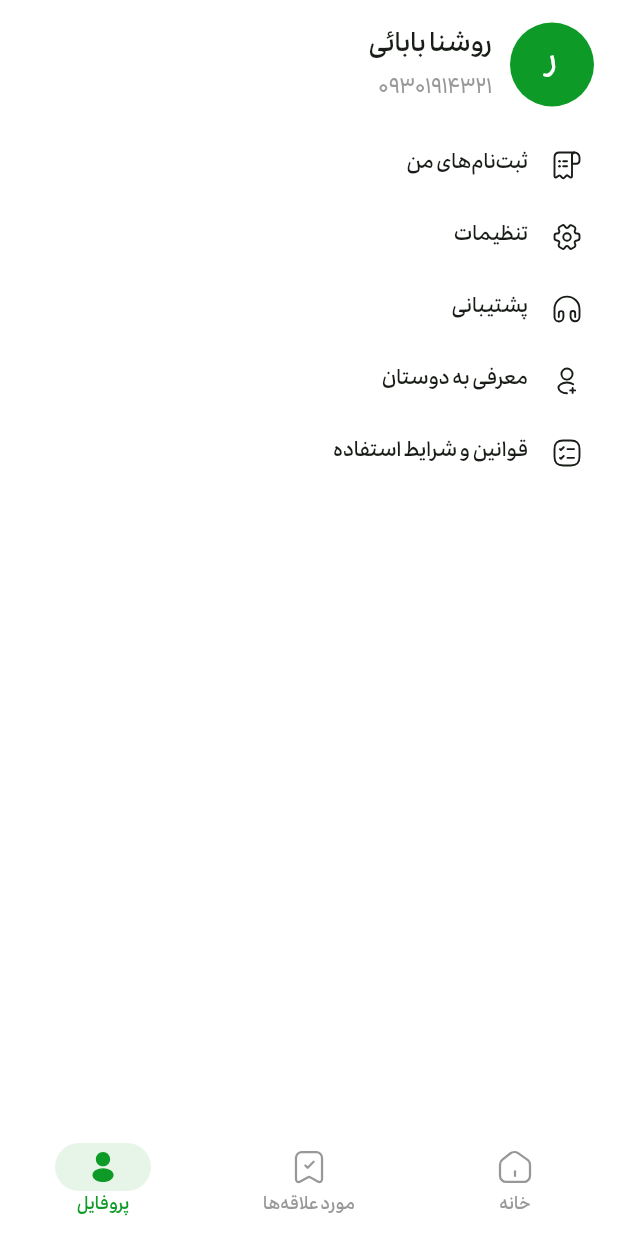
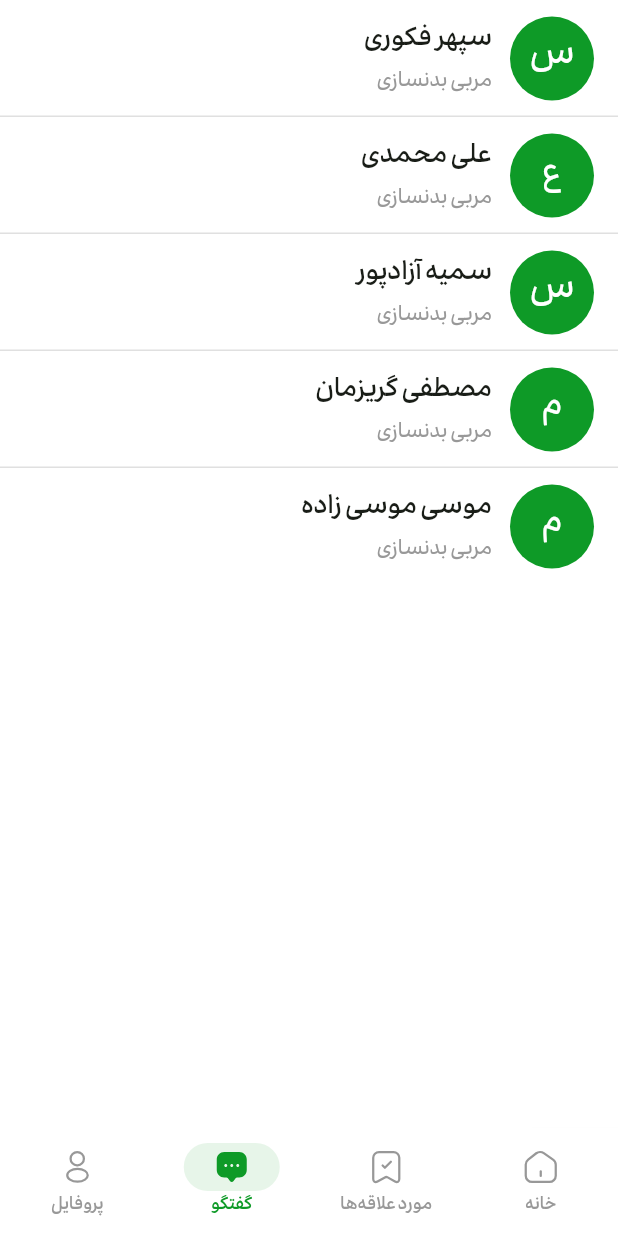
Before and after one commit to SepehrFakoori/sport_flutter_app, a Flutter app: the screen it shows after launch, item 3 of the bottom bar chosen, on a phone screen of 412 x 824 dp. Run offline on Flutter 3.47's test engine with Material 3 defaults, Android fonts, the phone set to English and light mode, and no system bars; our stand-ins replace cached_network_image, dio, flutter_svg, go_router, package_info_plus, pretty_dio_logger and 1 more; network calls fail.

Commit message:
ref(components): refactor system design

```diff
--- a/lib/core/constants/assets_icons.dart
+++ b/lib/core/constants/assets_icons.dart
@@ -37,4 +37,10 @@ class AssetIcons {
   static const headphone = "$_basePath/headphone.svg";
   static const receiptItem = "$_basePath/receipt-item.svg";
   static const taskSquare = "$_basePath/task-square.svg";
+  static const notification = "$_basePath/notification.svg";
+  static const notificationFilled = "$_basePath/notification-filled.svg";
+  static const message = "$_basePath/message.svg";
+  static const messageFilled = "$_basePath/message-filled.svg";
+  static const search = "$_basePath/search.svg";
+  static const searchFilled = "$_basePath/search-filled.svg";
 }
--- a/lib/core/l10n/app_localizations.dart
+++ b/lib/core/l10n/app_localizations.dart
@@ -106,6 +106,12 @@ abstract class AppLocalizations {
   /// **'مورد علاقه‌ها'**
   String get bottom_navigation_bookmark;
 
+  /// No description provided for @bottom_navigation_chat.
+  ///
+  /// In fa, this message translates to:
+  /// **'گفتگو'**
+  String get bottom_navigation_chat;
+
   /// No description provided for @bottom_navigation_profile.
   ///
   /// In fa, this message translates to:
@@ -196,6 +202,18 @@ abstract class AppLocalizations {
   /// **'پرطرفدارترین‌های اطراف'**
   String get home_nearby_popular_title;
 
+  /// No description provided for @home_search_icon_tooltip.
+  ///
+  /// In fa, this message translates to:
+  /// **'جستوجو'**
+  String get home_search_icon_tooltip;
+
+  /// No description provided for @home_notifications_icon_tooltip.
+  ///
+  /// In fa, this message translates to:
+  /// **'اعلان‌ها'**
+  String get home_notifications_icon_tooltip;
+
   /// No description provided for @gender_men_label.
   ///
   /// In fa, this message translates to:
--- a/lib/core/l10n/intl_fa.arb
+++ b/lib/core/l10n/intl_fa.arb
@@ -1,6 +1,7 @@
 {
     "bottom_navigation_home": "خانه",
     "bottom_navigation_bookmark": "مورد علاقه\u200Cها",
+    "bottom_navigation_chat": "گفتگو",
     "bottom_navigation_profile": "پروفایل",
 
     "account_appBarTitle": "پروفایل",
@@ -19,6 +20,8 @@
     "home_categories_title": "دسته\u200Cبندی",
     "home_popular_title": "پرطرفدارترین\u200Cها",
     "home_nearby_popular_title": "پرطرفدارترین\u200Cهای اطراف",
+    "home_search_icon_tooltip": "جستوجو",
+    "home_notifications_icon_tooltip": "اعلان\u200Cها",
 
     "gender_men_label": "ویژه آقایان",
     "gender_women_label": "ویژه بانوان",
--- a/lib/core/router/app_router.dart
+++ b/lib/core/router/app_router.dart
@@ -3,6 +3,7 @@ import 'package:flutter/services.dart';
 import 'package:go_router/go_router.dart';
 import 'package:sport_flutter_app/core/router/app_routes.dart';
 import 'package:sport_flutter_app/core/ui/screens/main_page.dart';
+import 'package:sport_flutter_app/features/chat/presentations/chats_page.dart';
 import 'package:sport_flutter_app/features/home/presentations/home_page.dart';
 import 'package:sport_flutter_app/features/user/presentations/profile_page.dart';
 import 'package:sport_flutter_app/features/user/presentations/account_page.dart';
@@ -34,6 +35,14 @@ final GoRouter routerConfig = GoRouter(
         StatefulShellBranch(
           routes: <RouteBase>[
             GoRoute(
+              path: AppRoutes.chats.path,
+              builder: (context, state) => ChatsPage(),
+            ),
+          ],
+        ),
+        StatefulShellBranch(
+          routes: <RouteBase>[
+            GoRoute(
               path: AppRoutes.account.path,
               builder: (context, state) => AccountPage(),
             ),
--- a/lib/core/router/app_routes.dart
+++ b/lib/core/router/app_routes.dart
@@ -8,6 +8,7 @@ class AppRoute {
 sealed class AppRoutes {
   static const home = AppRoute(name: 'home', path: '/');
   static const page1 = AppRoute(name: 'page-1', path: '/1');
+  static const chats = AppRoute(name: 'chats', path: '/chats');
   static const account = AppRoute(name: 'account', path: '/account');
   static const profile = AppRoute(name: 'profile', path: '/profile');
 }
--- a/lib/core/ui/screens/main_page.dart
+++ b/lib/core/ui/screens/main_page.dart
@@ -29,6 +29,11 @@ class MainPage extends StatelessWidget {
             label: context.l10n.bottom_navigation_bookmark,
           ),
           AppNavigationDestination(
+            icon: AssetIcons.message,
+            selectedIcon: AssetIcons.messageFilled,
+            label: context.l10n.bottom_navigation_chat,
+          ),
+          AppNavigationDestination(
             icon: AssetIcons.profile,
             selectedIcon: AssetIcons.profileFilled,
             label: context.l10n.bottom_navigation_profile,
--- a/lib/core/ui/theme/app_theme.dart
+++ b/lib/core/ui/theme/app_theme.dart
@@ -121,6 +121,31 @@ class AppTheme {
         ),
       ),
 
+      iconButtonTheme: IconButtonThemeData(
+        style: ButtonStyle(
+          shape: WidgetStatePropertyAll(
+            RoundedRectangleBorder(borderRadius: BorderRadius.circular(8)),
+          ),
+          side: WidgetStateBorderSide.resolveWith((states) {
+            if (states.contains(WidgetState.pressed)) {
+              return BorderSide(color: colors.primary);
+            }
+            if (states.contains(WidgetState.hovered)) {
+              return BorderSide(color: colors.primary);
+            }
+            return BorderSide(color: colors.divider);
+          }),
+          backgroundColor: WidgetStateColor.resolveWith((states) {
+            if (states.contains(WidgetState.hovered)) {
+              return colors.surface;
+            }
+            return Colors.transparent;
+          }),
+          tapTargetSize: .shrinkWrap,
+          alignment: .center,
+        ),
+      ),
+
       // inputDecorationTheme: InputDecorationThemeData(
       //   constraints: BoxConstraints(maxHeight: 48),
       //   isDense: true,
--- /dev/null
+++ b/lib/features/chat/presentations/chats_page.dart
@@ -0,0 +1,38 @@
+import 'package:flutter/material.dart';
+import 'package:sport_flutter_app/core/ui/widgets/app_divider.dart';
+import 'package:sport_flutter_app/features/chat/presentations/widgets/chat_list_tile.dart';
+
+class ChatsPage extends StatelessWidget {
+  const ChatsPage({super.key});
+
+  @override
+  Widget build(BuildContext context) {
+    final List<String> usernames = [
+      'سپهر فکوری',
+      'علی محمدی',
+      'سمیه آزادپور',
+      'مصطفی گریزمان',
+      'موسی موسی زاده',
+    ];
+
+    return Scaffold(
+      body: SafeArea(
+        child: Column(
+          children: [
+            ListView.separated(
+              shrinkWrap: true,
+              physics: const NeverScrollableScrollPhysics(),
+              itemBuilder: (context, index) => ChatListTile(
+                username: usernames[index],
+                subtitle: 'مربی بدنسازی',
+              ),
+              separatorBuilder: (context, index) =>
+                  const AppDivider(endIndent: 0, indent: 0),
+              itemCount: 5,
+            ),
+          ],
+        ),
+      ),
+    );
+  }
+}
--- /dev/null
+++ b/lib/features/chat/presentations/widgets/chat_list_tile.dart
@@ -0,0 +1,34 @@
+import 'package:flutter/material.dart';
+import 'package:sport_flutter_app/core/extensions/build_context_extensions.dart';
+import 'package:sport_flutter_app/core/ui/widgets/app_circle_avatar.dart';
+
+class ChatListTile extends StatelessWidget {
+  final String username;
+  final String subtitle;
+
+  const ChatListTile({
+    super.key,
+    required this.username,
+    required this.subtitle,
+  });
+
+  @override
+  Widget build(BuildContext context) {
+    return ListTile(
+      onTap: () {},
+      contentPadding: EdgeInsets.symmetric(vertical: 4, horizontal: 16),
+      horizontalTitleGap: 12,
+      titleAlignment: ListTileTitleAlignment.center,
+      leading: AppCircleAvatar(username: username, radius: 28),
+      title: Text(username),
+      titleTextStyle: context.textTheme.headlineSmall?.copyWith(
+        fontWeight: .w600,
+      ),
+      subtitle: Text(subtitle),
+      subtitleTextStyle: context.textTheme.bodyMedium?.copyWith(
+        fontWeight: .w500,
+        color: context.colors.textSecondary,
+      ),
+    );
+  }
+}
```
Also changed, not shown: lib/core/l10n/app_localizations_fa.dart (+9 -0 lines), lib/core/ui/widgets/buttons/app_icon_button.dart (+5 -2 lines), lib/features/home/presentations/home_page.dart (+66 -1 lines), assets/icons/message-filled.svg (added), assets/icons/message.svg (added), assets/icons/notification-filled.svg (added), assets/icons/notification.svg (added), assets/icons/search-filled.svg (added), assets/icons/search.svg (added).
